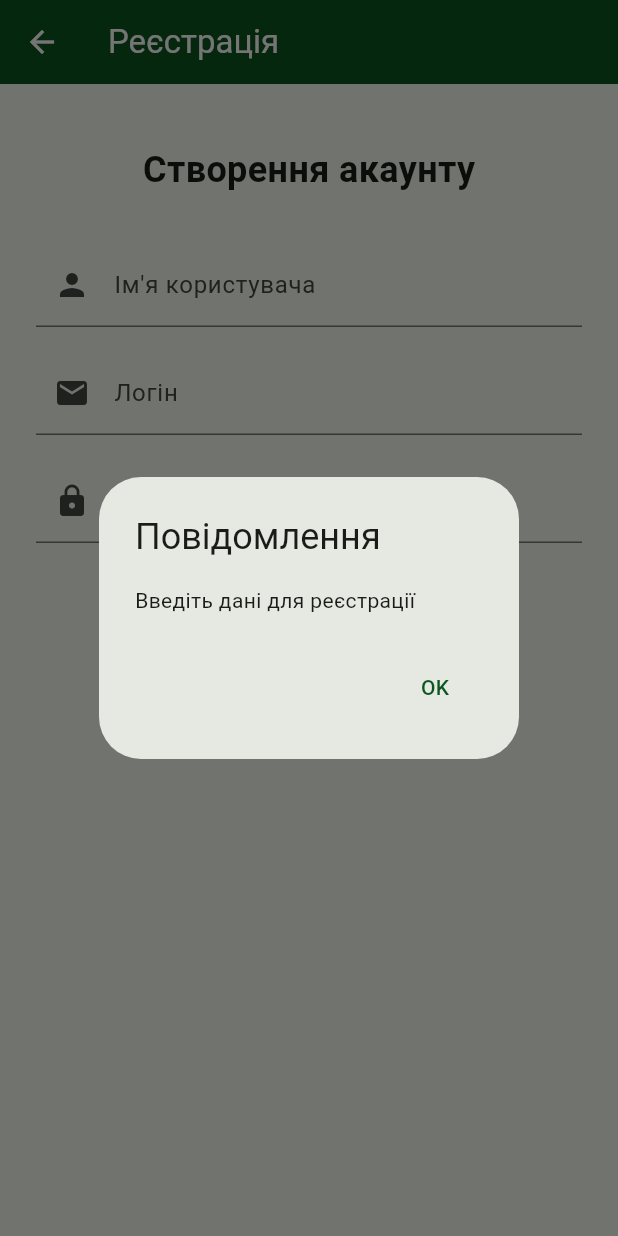
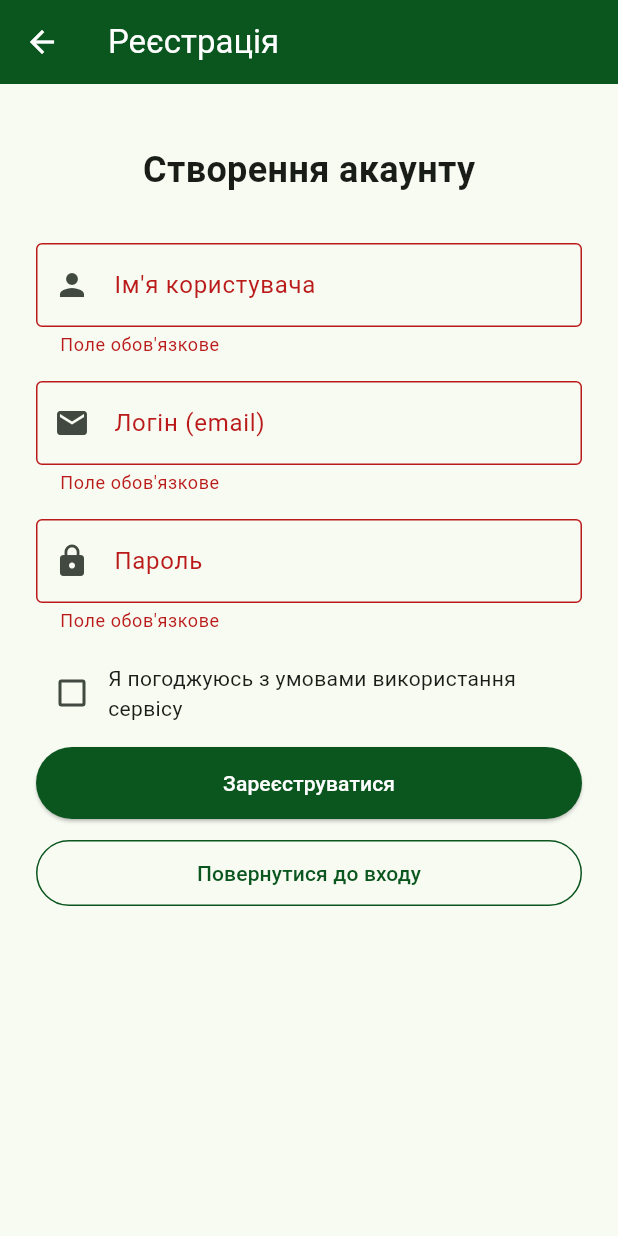
Before and after one commit to Solomia529/laboratorna9, a Flutter app: the SignupScreen screen opened directly, after a tap on "Зареєструватися", on a phone screen of 412 x 824 dp. Run offline on Flutter 3.47's test engine with Material 3 defaults, Android fonts, the light colour scheme and no system bars.

Commit message:
Initial commit

```diff
--- a/lib/signup_screen.dart
+++ b/lib/signup_screen.dart
@@ -1,13 +1,28 @@
 import 'package:flutter/material.dart';
 
-class SignupScreen extends StatelessWidget {
+class SignupScreen extends StatefulWidget {
   const SignupScreen({super.key});
 
   @override
-  Widget build(BuildContext context) {
+  State<SignupScreen> createState() => _SignupScreenState();
+}
+
+class _SignupScreenState extends State<SignupScreen> {
+  final _formKey = GlobalKey<FormState>();
   final TextEditingController nameController = TextEditingController();
   final TextEditingController emailController = TextEditingController();
   final TextEditingController passwordController = TextEditingController();
+  bool agreeToTerms = false;
+
+  final RegExp _emailRegExp = RegExp(r"^[\w-\.]+@([\w-]+\.)+[\w-]{2,4}$");
+
+  @override
+  void dispose() {
+    nameController.dispose();
+    emailController.dispose();
+    passwordController.dispose();
+    super.dispose();
+  }
 
   void _showMessage(String message) {
     showDialog(
@@ -17,16 +32,25 @@ class SignupScreen extends StatelessWidget {
           title: const Text('Повідомлення'),
           content: Text(message),
           actions: [
-              TextButton(
-                onPressed: () => Navigator.of(ctx).pop(),
-                child: const Text('OK'),
-              ),
+            TextButton(onPressed: () => Navigator.of(ctx).pop(), child: const Text('OK')),
           ],
         );
       },
     );
   }
 
+  void _onSignup() {
+    if (!_formKey.currentState!.validate()) return;
+    if (!agreeToTerms) {
+      _showMessage('Потрібно погодитись з умовами');
+      return;
+    }
+
+    _showMessage("Користувача ${nameController.text} зареєстровано");
+  }
+
+  @override
+  Widget build(BuildContext context) {
     return Scaffold(
       appBar: AppBar(title: const Text('Реєстрація')),
       body: SingleChildScrollView(
@@ -39,49 +63,80 @@ class SignupScreen extends StatelessWidget {
             ),
             const SizedBox(height: 32),
 
-            TextField(
+            Form(
+              key: _formKey,
+              child: Column(
+                children: [
+                  TextFormField(
                     controller: nameController,
                     decoration: const InputDecoration(
                       labelText: 'Ім\'я користувача',
                       prefixIcon: Icon(Icons.person),
+                      border: OutlineInputBorder(),
                     ),
+                    validator: (value) {
+                      if (value == null || value.trim().isEmpty) return 'Поле обов\'язкове';
+                      return null;
+                    },
                   ),
                   const SizedBox(height: 16),
-            TextField(
+                  TextFormField(
                     controller: emailController,
                     decoration: const InputDecoration(
-                labelText: 'Логін',
+                      labelText: 'Логін (email)',
                       prefixIcon: Icon(Icons.email),
+                      border: OutlineInputBorder(),
                     ),
                     keyboardType: TextInputType.emailAddress,
+                    validator: (value) {
+                      if (value == null || value.trim().isEmpty) return 'Поле обов\'язкове';
+                      if (!_emailRegExp.hasMatch(value.trim())) return 'Невірний формат email';
+                      return null;
+                    },
                   ),
                   const SizedBox(height: 16),
-            TextField(
+                  TextFormField(
                     controller: passwordController,
                     decoration: const InputDecoration(
                       labelText: 'Пароль',
                       prefixIcon: Icon(Icons.lock),
+                      border: OutlineInputBorder(),
                     ),
                     obscureText: true,
-            ),
-            const SizedBox(height: 32),
-
-            ElevatedButton(
-              onPressed: () {
-                if (nameController.text.isEmpty ||
-                    emailController.text.isEmpty ||
-                    passwordController.text.isEmpty) {
-                  _showMessage("Введіть дані для реєстрації");
-                } else {
-                  _showMessage("Реєстрація успішна!");
-                }
+                    validator: (value) {
+                      if (value == null || value.isEmpty) return 'Поле обов\'язкове';
+                      if (value.length < 7) return 'Пароль має бути мінімум 7 символів';
+                      return null;
                     },
-              child: const Text("Зареєструватися"),
                   ),
 
+                  const SizedBox(height: 16),
+
+                  Row(
+                    children: [
+                      Checkbox(
+                        value: agreeToTerms,
+                        onChanged: (v) => setState(() => agreeToTerms = v ?? false),
+                      ),
+                      const Expanded(
+                        child: Text('Я погоджуюсь з умовами використання сервісу'),
+                      ),
+                    ],
+                  ),
+
+                  const SizedBox(height: 12),
+                  ElevatedButton(
+                    onPressed: _onSignup,
+                    child: const SizedBox(width: double.infinity, child: Center(child: Text('Зареєструватися'))),
+                  ),
+
+                  const SizedBox(height: 12),
                   OutlinedButton(
                     onPressed: () => Navigator.of(context).pop(),
-              child: const Text('Повернутися до входу'),
+                    child: const SizedBox(width: double.infinity, child: Center(child: Text('Повернутися до входу'))),
+                  ),
+                ],
+              ),
             ),
           ],
         ),
```
Also changed, not shown: lib/reset_password_screen.dart (+18 -22 lines), lib/sign_in_screen.dart (+83 -34 lines). Lines whose indentation alone changed are shown as unchanged.
